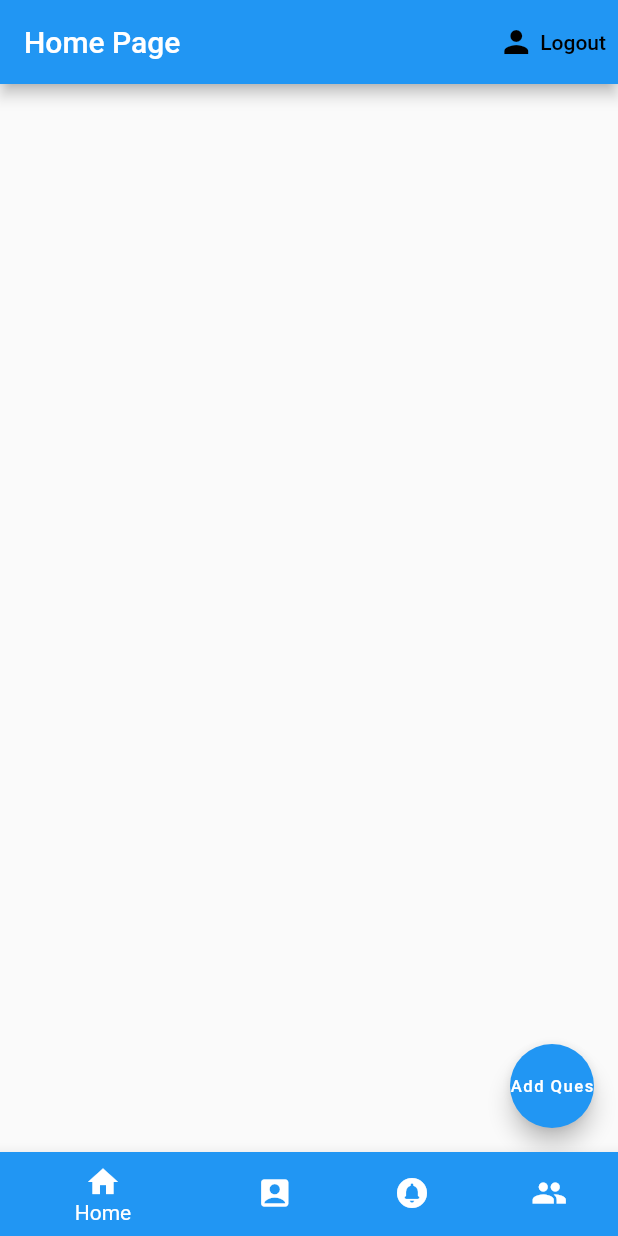
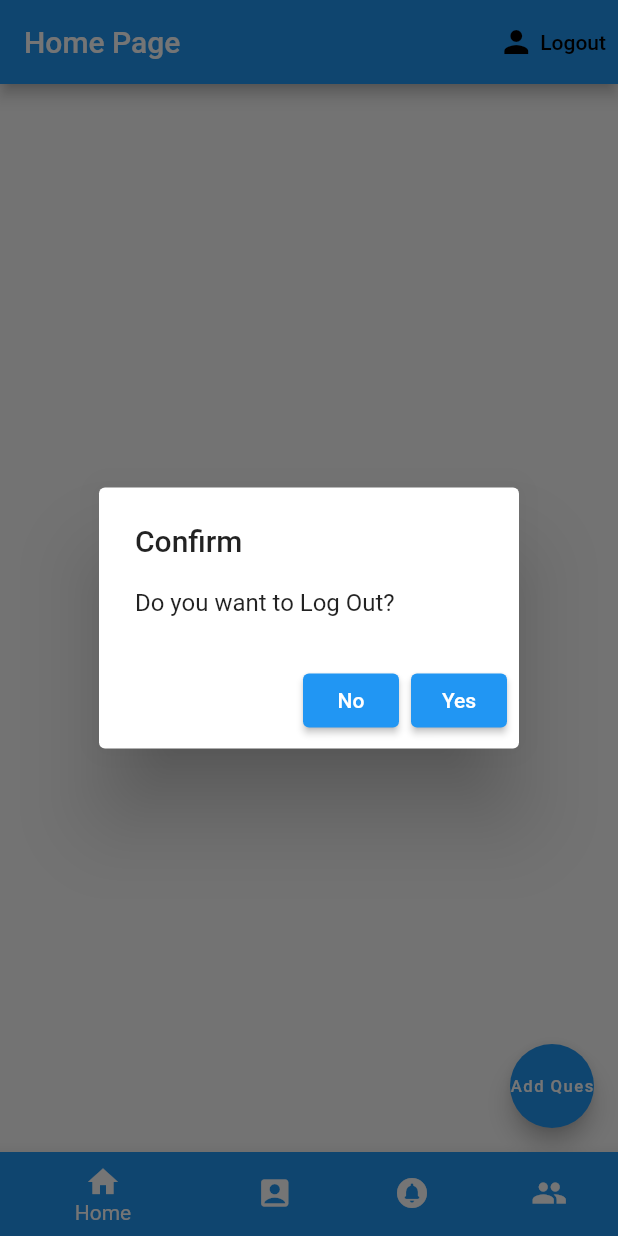
Before and after one commit to Pulkit-Sinha/Campus_Quora, a Flutter app: the screen it shows once a user with an empty profile is signed in, after a tap on "Logout", on a phone screen of 412 x 824 dp. Run offline on Flutter 3.47's test engine with Material 2 defaults, Android fonts, the phone set to English and light mode, and no system bars; our stand-ins replace cloud_firestore, firebase_auth, firebase_core, flutter_spinkit, font_awesome_flutter, google_sign_in; accounts and stored records are empty.

Commit message:
Delete answer option added and Alertbox added for confirmation on Log Out

```diff
--- a/lib/Pranav/HomePage.dart
+++ b/lib/Pranav/HomePage.dart
@@ -16,6 +16,33 @@ class HomePage extends StatefulWidget {
 }
 
 class _HomePageState extends State<HomePage> {
+  alertdialog(BuildContext context, AuthService auth) {
+    var alertDialog = AlertDialog(
+      title: Text('Confirm'),
+      content: Text('Do you want to Log Out?'),
+      actions: [
+        ElevatedButton(
+          onPressed: () {
+            Navigator.of(context).pop();
+          },
+          child: Text('No'),
+
+        ),
+        ElevatedButton(
+            onPressed: () async {
+              await auth.signOut();
+              Navigator.of(context).pop();
+            },
+            child: Text('Yes'))
+      ],
+    );
+    showDialog(
+        context: context,
+        builder: (BuildContext context) {
+          return alertDialog;
+        });
+  }
+
   AuthService _auth = AuthService();
   @override
   Widget build(BuildContext context) {
@@ -30,8 +57,8 @@ class _HomePageState extends State<HomePage> {
                 context: context,
                 builder: (context) {
                   return Container(
-                    padding: EdgeInsets.symmetric(vertical: 20,horizontal: 60),
-                    child:AskQuestion(),
+                    padding: EdgeInsets.symmetric(vertical: 20, horizontal: 60),
+                    child: AskQuestion(),
                   );
                 });
           },
@@ -49,7 +76,7 @@ class _HomePageState extends State<HomePage> {
         appBar: AppBar(title: Text('Home Page'), actions: [
           TextButton(
             onPressed: () {
-              _auth.signOut();
+              alertdialog(context, _auth);
             },
             child: Row(
               children: [
--- a/lib/Services/database.dart
+++ b/lib/Services/database.dart
@@ -52,7 +52,7 @@ class DatabaseService {
     });
   }
 
-  Future updateAnswer(String question, String answername,String answer,String name,String date,String image) async {
+  Future updateAnswer(String question, String answername,String answer,String name,String date,String image,String BitsId) async {
     return await questionCollection
         .doc(question)
         .collection('answers')
@@ -62,6 +62,7 @@ class DatabaseService {
       'name':name,
       'date':date,
       'image':image,
+      'BitsId':BitsId,
     });
   }
 
@@ -97,7 +98,7 @@ class DatabaseService {
 
   List<Answer> _answerListFromSnapshot(QuerySnapshot snapshot) {
     return snapshot.docs.map((e) {
-      return Answer(answer: e.get('answer') ?? "",name: e.get('name')??"",date: e.get('date')??"",image: e.get('image'));
+      return Answer(answer: e.get('answer') ?? "",name: e.get('name')??"",date: e.get('date')??"",image: e.get('image'),BitsId: e.get('BitsId'));
     }).toList();
   }
   Stream<List<Answer>> getAnswers(String question){
--- a/lib/feedData/answerPage.dart
+++ b/lib/feedData/answerPage.dart
@@ -78,6 +78,7 @@ class _AnswerPageState extends State<AnswerPage> {
                                     userr!.firstname,
                                     DateTime.now().toString(),
                                     userr.profilePic,
+                                    userr.BitsId,
                                   );
                                   await DatabaseService(uid: user.uid)
                                       .updateUserProfile(
--- a/lib/feedData/answer_list.dart
+++ b/lib/feedData/answer_list.dart
@@ -73,7 +73,7 @@ class _AnswerListState extends State<AnswerList> {
                               child: ListView.builder(
                                 shrinkWrap: true,
                                 itemBuilder: (context, index) {
-                                  return AnswerTile(answer: answers[index]);
+                                  return AnswerTile(answer: answers[index],question: widget.question,);
                                 },
                                 itemCount: answers.length,
                               ),
--- a/lib/feedData/answers.dart
+++ b/lib/feedData/answers.dart
@@ -3,5 +3,11 @@ class Answer {
   final String name;
   final String date;
   final String image;
-  Answer({required this.answer,required this.name,required this.date,required this.image});
+  final String BitsId;
+  Answer(
+      {required this.answer,
+      required this.name,
+      required this.date,
+      required this.image,
+      required this.BitsId});
 }
```
Also changed, not shown: lib/feedData/answer_tile.dart (+81 -2 lines).
